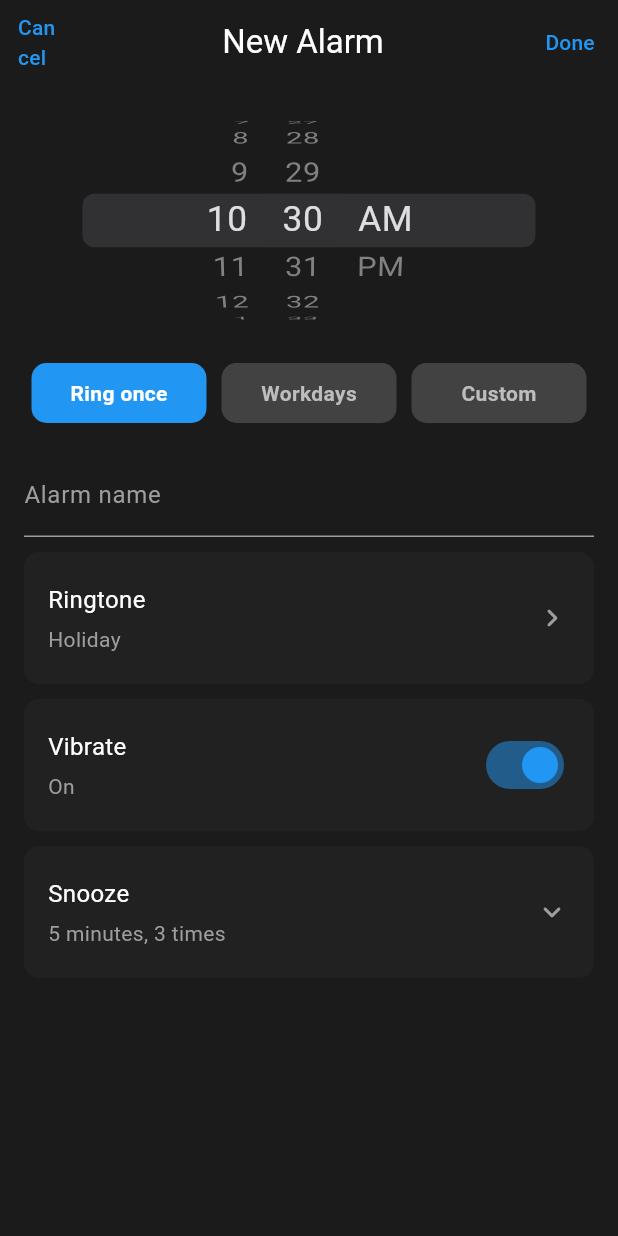
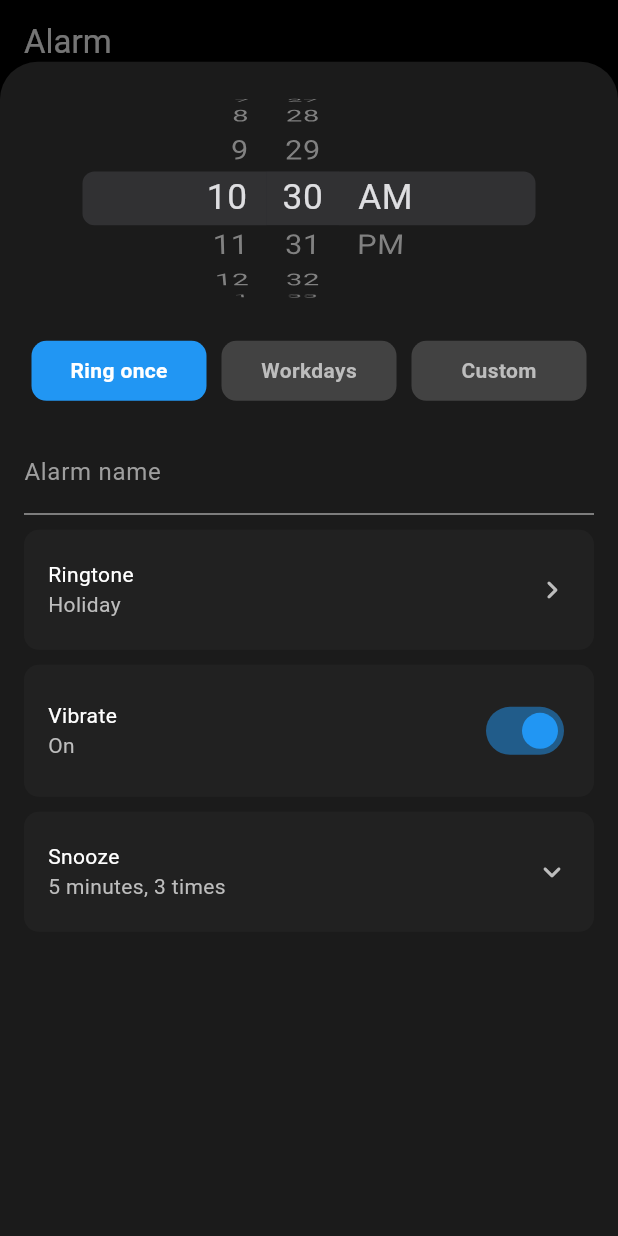
Before and after one commit to darshanvaru/Alarmy, a Flutter app: the screen it shows after launch, after a tap on the "add" icon, on a phone screen of 412 x 824 dp. Run offline on Flutter 3.47's test engine with Material 3 defaults, Android fonts, the phone set to English and light mode, and no system bars.

Commit message:
adding alarm UI changed

```diff
--- a/lib/screens/add_alarm.dart
+++ b/lib/screens/add_alarm.dart
@@ -11,11 +11,12 @@ class AddAlarm extends StatefulWidget {
 class _AddAlarmState extends State<AddAlarm> {
   TimeOfDay selectedTime = TimeOfDay.now();
   bool vibrate = true;
-  bool isSnoozeEnable = true;
-  bool snoozeEnabled = true;
+  String ringtone = "Holiday"; // Default ringtone
+  String snoozeOption = "5 minutes, 3 times"; // Default snooze option
   String repeatOption = 'Ring once';
   List<bool> selectedDays = List.filled(7, false);
   List<bool> customSelectedDays = List.filled(7, false);
+  bool isSnoozeExpanded = false; // To track the state of snooze options
 
   // Function to handle the time change from Cupertino Picker
   void _onTimeChanged(DateTime newTime) {
@@ -29,11 +30,9 @@ class _AddAlarmState extends State<AddAlarm> {
     setState(() {
       repeatOption = option;
       if (option == 'Workdays') {
-        selectedDays = [false, true, true, true, true, true, false]; // Mon to Fri
+        selectedDays = [false, true, true, true, true, true, false];
       } else if (option == 'Ring once') {
         selectedDays = List.filled(7, false); // No days selected
-      } else if (option == 'Custom') {
-        selectedDays = List.filled(7, false); // Clear previous selections for custom
       }
     });
   }
@@ -53,14 +52,14 @@ class _AddAlarmState extends State<AddAlarm> {
           },
           child: CircleAvatar(
             backgroundColor: repeatOption == 'Custom'
-                ? (customSelectedDays[index] ? Colors.blue : Colors.grey[800])
-                : (selectedDays[index] ? Colors.blue : Colors.grey[800]),
+                ? customSelectedDays[index] ? Colors.blue : Colors.grey[800]
+                : selectedDays[index] ? Colors.blue : Colors.grey[800],
             child: Text(
               ['S', 'M', 'T', 'W', 'T', 'F', 'S'][index],
               style: TextStyle(
                 color: repeatOption == 'Custom'
-                    ? (customSelectedDays[index] ? Colors.white : Colors.grey[400])
-                    : (selectedDays[index] ? Colors.white : Colors.grey[400]),
+                    ? customSelectedDays[index] ? Colors.white : Colors.grey[400]
+                    : selectedDays[index] ? Colors.white : Colors.grey[400],
                 fontWeight: FontWeight.bold,
               ),
             ),
@@ -72,41 +71,12 @@ class _AddAlarmState extends State<AddAlarm> {
 
   @override
   Widget build(BuildContext context) {
-    return Scaffold(
-      backgroundColor: const Color(0xFF1B1B1B),
-      appBar: AppBar(
-        backgroundColor: Colors.transparent,
-        elevation: 0,
-        title: const Center(
-          child: Text(
-            'New Alarm',
-            style: TextStyle(color: Colors.white),
-          ),
-        ),
-
-        // Cancel Button
-        leading: TextButton(
-          onPressed: () {},
-          child: const Text('Cancel', style: TextStyle(color: Colors.blue)),
-        ),
-
-        // Done button
-        actions: [
-          TextButton(
-            onPressed: () {},
-            child: const Text('Done', style: TextStyle(color: Colors.blue)),
-          )
-        ],
-      ),
-
-      // Body
-      body: Padding(
+    return Padding(
       padding: const EdgeInsets.all(16.0),
       child: Column(
         crossAxisAlignment: CrossAxisAlignment.start,
+        mainAxisSize: MainAxisSize.min, // Make sure the sheet takes up only the space needed
         children: [
-
-            // Time Picker
           SizedBox(
             height: 150,
             child: CupertinoDatePicker(
@@ -119,7 +89,6 @@ class _AddAlarmState extends State<AddAlarm> {
 
           const SizedBox(height: 20),
 
-            // Ring Once, Workdays, Custom Buttons
           Row(
             mainAxisAlignment: MainAxisAlignment.spaceBetween,
             children: [
@@ -131,7 +100,7 @@ class _AddAlarmState extends State<AddAlarm> {
 
           const SizedBox(height: 20),
 
-            // Showing Days only if Workdays or Custom is selected
+          // Repeat Days (Custom or Workdays)
           if (repeatOption == 'Custom' || repeatOption == 'Workdays') ...[
             const Text(
               "Repeat",
@@ -142,40 +111,121 @@ class _AddAlarmState extends State<AddAlarm> {
             const SizedBox(height: 20),
           ],
 
-            // Alarm name, Ringtone, Vibrate, Snooze Settings
           TextFormField(
             decoration: const InputDecoration(
-                labelText: 'Alarm name',  // Label that moves up on focus or input
+              labelText: 'Alarm name',
               hintStyle: TextStyle(color: Colors.grey),
               labelStyle: TextStyle(color: Colors.grey),
               enabledBorder: UnderlineInputBorder(
-                  borderSide: BorderSide(color: Colors.grey),  // Border when enabled
+                borderSide: BorderSide(color: Colors.grey),
               ),
               focusedBorder: UnderlineInputBorder(
-                  borderSide: BorderSide(color: Colors.blue),  // Border when focused
+                borderSide: BorderSide(color: Colors.blue),
               ),
             ),
-              style: const TextStyle(color: Colors.white),  // Text color for user input
+            style: const TextStyle(color: Colors.white),
             onChanged: (value) {
               // Handle the alarm name input
-                print('Alarm name: $value');
             },
           ),
 
           const SizedBox(height: 10),
 
-            _buildSettingsItem("Ringtone", "Holiday", trailing: Icons.keyboard_arrow_right_rounded),
+          // Ringtone selection
+          GestureDetector(
+            onTap: () {},
+            child: _buildSettingsItem(
+              "Ringtone",
+              ringtone,
+              trailing: Icons.keyboard_arrow_right_rounded,
+            ),
+          ),
           const SizedBox(height: 10),
-            _buildSettingsItem("Vibrate", "On", trailingSwitch: isSnoozeEnable),
+
+          // Vibrate option
+          GestureDetector(
+            onTap: () {
+              setState(() {
+                vibrate = !vibrate; // Toggle vibrate option directly
+              });
+            },
+            child: _buildSettingsItem(
+              "Vibrate",
+              vibrate ? "On" : "Off",
+              trailingSwitch: true,
+            ),
+          ),
           const SizedBox(height: 10),
-            _buildSettingsItem("Snooze", "5 minutes, 3 times", trailing: Icons.keyboard_arrow_down_rounded),
+
+          // Snooze selection
+          GestureDetector(
+            onTap: () {
+              setState(() {
+                isSnoozeExpanded = !isSnoozeExpanded; // Toggle snooze options
+              });
+            },
+            child: _buildSettingsItem(
+              "Snooze",
+              snoozeOption,
+              trailing: Icons.keyboard_arrow_down_rounded,
+            ),
+          ),
+
+          // Expandable Snooze Options with Background
+          AnimatedContainer(
+            duration: const Duration(milliseconds: 300),
+            curve: Curves.easeInOut,
+            decoration: BoxDecoration(
+              color: Colors.grey[800], // Background color for the expanded area
+              borderRadius: BorderRadius.circular(10),
+            ),
+            height: isSnoozeExpanded ? 185 : 0, // Adjust height based on expansion
+            child: SingleChildScrollView(
+              child: Column(
+                children: [
+                  const SizedBox(height: 10),
+                  ListTile(
+                    title: Text("5 minutes, 3 times"),
+                    onTap: () {
+                      setState(() {
+                        snoozeOption = "5 minutes, 3 times";
+                      });
+                      setState(() {
+                        isSnoozeExpanded = false; // Collapse after selection
+                      });
+                    },
+                  ),
+                  ListTile(
+                    title: Text("10 minutes, 2 times"),
+                    onTap: () {
+                      setState(() {
+                        snoozeOption = "10 minutes, 2 times";
+                      });
+                      setState(() {
+                        isSnoozeExpanded = false; // Collapse after selection
+                      });
+                    },
+                  ),
+                  ListTile(
+                    title: Text("15 minutes, 1 time"),
+                    onTap: () {
+                      setState(() {
+                        snoozeOption = "15 minutes, 1 time";
+                      });
+                      setState(() {
+                        isSnoozeExpanded = false; // Collapse after selection
+                      });
+                    },
+                  ),
                 ],
               ),
+            ),
+          ),
+        ],
       ),
     );
   }
 
-  // Build Option Button (Ring once, Workdays, Custom)
   Widget _buildOptionButton(String text, bool isSelected) {
     return Expanded(
       child: GestureDetector(
@@ -201,8 +251,12 @@ class _AddAlarmState extends State<AddAlarm> {
     );
   }
 
-  // Build Settings Item (Ringtone, Vibrate, Snooze)
-  Widget _buildSettingsItem(String title, String subtitle, {IconData? trailing, bool trailingSwitch = false}) {
+  Widget _buildSettingsItem(
+      String title,
+      String subtitle, {
+        IconData? trailing,
+        bool trailingSwitch = false,
+      }) {
     return Container(
       padding: const EdgeInsets.symmetric(horizontal: 16, vertical: 20),
       decoration: BoxDecoration(
@@ -215,23 +269,23 @@ class _AddAlarmState extends State<AddAlarm> {
           Column(
             crossAxisAlignment: CrossAxisAlignment.start,
             children: [
-
-              // Title
               Text(
                 title,
-                style: const TextStyle(color: Colors.white, fontSize: 16),
+                style: const TextStyle(color: Colors.white),
               ),
-              const SizedBox(height: 5),
-
-              // Description
               Text(
                 subtitle,
-                style: const TextStyle(color: Colors.grey, fontSize: 14),
+                style: TextStyle(color: Colors.grey[400]),
               ),
             ],
           ),
-          trailingSwitch
-              ? Switch(
+          if (trailing != null)
+            Icon(
+              trailing,
+              color: Colors.grey[400],
+            ),
+          if (trailingSwitch)
+            Switch(
               value: vibrate,
               onChanged: (value) {
                 setState(() {
@@ -239,8 +293,7 @@ class _AddAlarmState extends State<AddAlarm> {
                 });
               },
               activeColor: Colors.blue,
-          )
-              : Icon(trailing, color: Colors.grey),
+            ),
         ],
       ),
     );
--- a/lib/screens/home_screen.dart
+++ b/lib/screens/home_screen.dart
@@ -32,20 +32,36 @@ class HomeScreen extends StatelessWidget {
         width: 70,
         child: FloatingActionButton(
           onPressed: () {
-            // Show the full-screen modal bottom sheet
+            // Open the AddAlarm page as a draggable sheet
             showModalBottomSheet(
               context: context,
               isScrollControlled: true, // Allow full-screen height
               backgroundColor: Colors.transparent, // Transparent background
               builder: (BuildContext context) {
-                return AddAlarm(); // Your AddAlarm widget
+                return DraggableScrollableSheet(
+                  initialChildSize: 0.95, // Adjust initial size
+                  minChildSize: 0.3,     // Minimum height on drag down
+                  maxChildSize: 0.95,     // Full-screen on drag up
+                  builder: (BuildContext context, ScrollController scrollController) {
+                    return Container(
+                      decoration: const BoxDecoration(
+                        color: Color(0xFF1B1B1B),
+                        borderRadius: BorderRadius.vertical(top: Radius.circular(25)),
+                      ),
+                      child: SingleChildScrollView(
+                        controller: scrollController, // Enable scrolling
+                        child: const AddAlarm(), // AddAlarm widget as a sheet
+                      ),
+                    );
+                  },
+                );
               },
             );
           },
-            shape: RoundedRectangleBorder(
-              borderRadius: BorderRadius.circular(40)
-            ),
-          child: const Icon(Icons.add, size: 40,)
+          shape: RoundedRectangleBorder(
+            borderRadius: BorderRadius.circular(40),
+          ),
+          child: const Icon(Icons.add, size: 40),
         ),
       ),
       floatingActionButtonLocation: FloatingActionButtonLocation.centerDocked,
```
Lines whose indentation alone changed are shown as unchanged.
